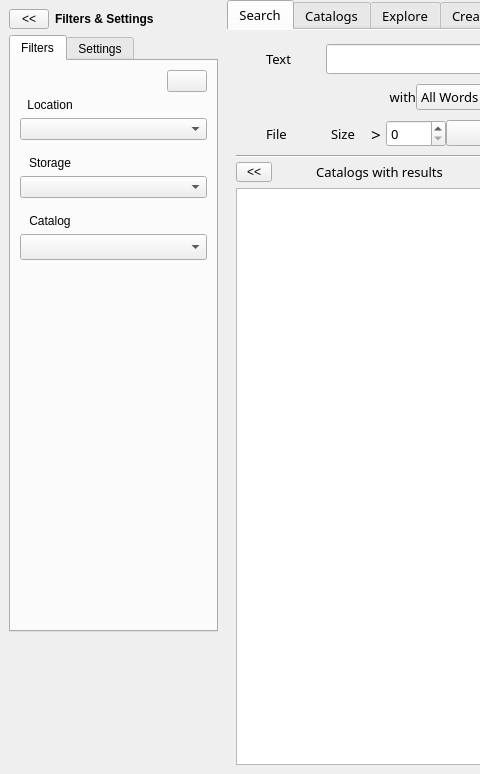
Old version of the form mainwindow.ui in the repository StephaneCouturier/Katalog; both pictures show x 0 to 480 and y 0 to 774 of the 1533 by 774 pixel window.
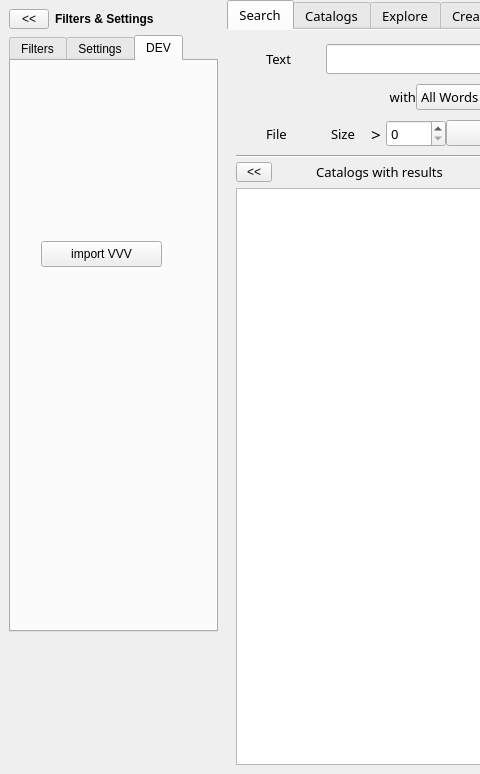
New version of the form. Icons and pictures are not drawn. Custom widgets are drawn as their Qt base class.

Commit message: https://github.com/StephaneCouturier/Katalog/issues/139

The edit to the form file:
```diff
--- a/mainwindow.ui
+++ b/mainwindow.ui
@@ -3312,8 +3312,11 @@
            <height>16777215</height>
           </size>
          </property>
+         <property name="tabPosition">
+          <enum>QTabWidget::North</enum>
+         </property>
          <property name="currentIndex">
-          <number>0</number>
+          <number>2</number>
          </property>
          <widget class="QWidget" name="Global_tab1_Filters">
           <attribute name="icon">
@@ -3797,6 +3800,24 @@
            </item>
           </layout>
          </widget>
+         <widget class="QWidget" name="tab">
+          <attribute name="title">
+           <string>DEV</string>
+          </attribute>
+          <widget class="QPushButton" name="Settings_pushButton_ImportVVV">
+           <property name="geometry">
+            <rect>
+             <x>30</x>
+             <y>180</y>
+             <width>121</width>
+             <height>26</height>
+            </rect>
+           </property>
+           <property name="text">
+            <string>import VVV</string>
+           </property>
+          </widget>
+         </widget>
         </widget>
        </item>
        <item row="1" column="0">
```
Left out of the diff: 122 changed lines with no effect on the pictures. The commit also changes 2 other files.
